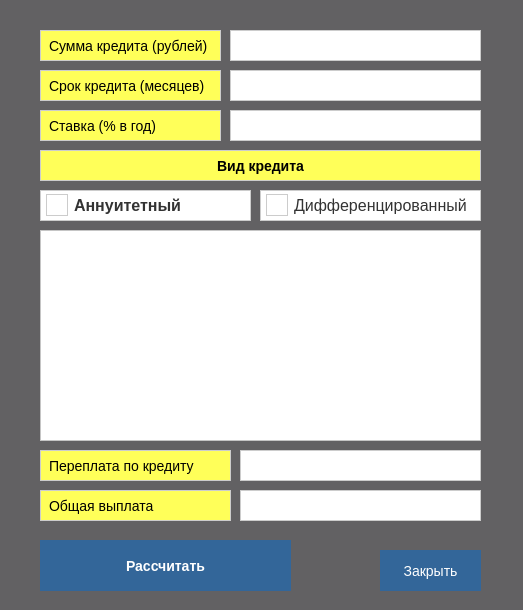
Above: src/Calculator/calculator/view/calculator/credit.ui from HV220/SmartCalculator before the change. Below: the same form after it.
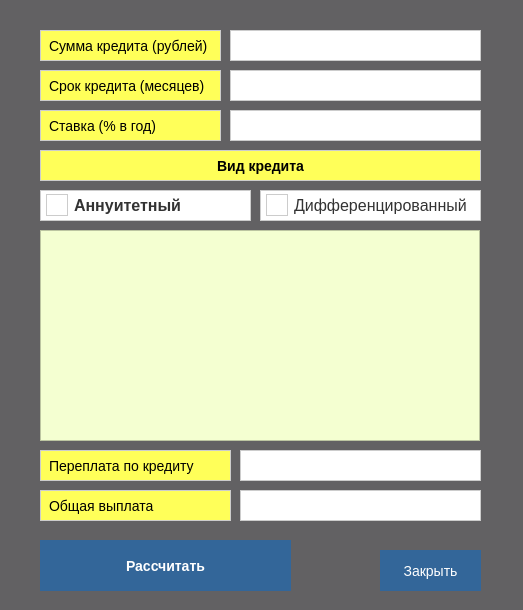
That is the form after the change.

What changed in the file:
```diff
--- a/src/Calculator/calculator/view/calculator/credit.ui
+++ b/src/Calculator/calculator/view/calculator/credit.ui
@@ -10,6 +10,12 @@
     <height>610</height>
    </rect>
   </property>
+  <property name="sizePolicy">
+   <sizepolicy hsizetype="Ignored" vsizetype="Ignored">
+    <horstretch>0</horstretch>
+    <verstretch>0</verstretch>
+   </sizepolicy>
+  </property>
   <property name="minimumSize">
    <size>
     <width>523</width>
@@ -1087,100 +1093,62 @@
     <rect>
      <x>40</x>
      <y>230</y>
-     <width>441</width>
+     <width>440</width>
      <height>211</height>
     </rect>
    </property>
+   <property name="sizePolicy">
+    <sizepolicy hsizetype="Preferred" vsizetype="Preferred">
+     <horstretch>0</horstretch>
+     <verstretch>0</verstretch>
+    </sizepolicy>
+   </property>
+   <property name="minimumSize">
+    <size>
+     <width>440</width>
+     <height>211</height>
+    </size>
+   </property>
+   <property name="maximumSize">
+    <size>
+     <width>440</width>
+     <height>0</height>
+    </size>
+   </property>
+   <property name="sizeIncrement">
+    <size>
+     <width>440</width>
+     <height>211</height>
+    </size>
+   </property>
+   <property name="baseSize">
+    <size>
+     <width>440</width>
+     <height>211</height>
+    </size>
+   </property>
+   <property name="font">
+    <font>
+     <family>Arial</family>
+     <pointsize>-1</pointsize>
+     <weight>50</weight>
+     <italic>false</italic>
+     <bold>false</bold>
+    </font>
+   </property>
+   <property name="layoutDirection">
+    <enum>Qt::LeftToRight</enum>
+   </property>
    <property name="styleSheet">
     <string notr="true">QTableWidget {
     font: 14px Arial;
     color: #333333;
-    background-color: #ffffff;
-}
-
-QTableWidget::item {
-    padding: 5px;
-    border-bottom: 1px solid #cccccc;
-}
-
-QTableWidget::item:selected {
-    background-color: #336699;
-    color: #ffffff;
-}
-
-QTableWidget::item:hover {
-    background-color: #dddddd;
-}
-
-QHeaderView {
-    font-weight: bold;
-    background-color: #f2f2f2;
-    border-bottom: 1px solid #cccccc;
-    padding: 5px;
-}
-
-QHeaderView::section {
-    background-color: #f2f2f2;
-    border-right: 1px solid #cccccc;
-    border-bottom: 1px solid #cccccc;
-}
-
-QScrollBar:vertical {
-    border: none;
-    background: #ffffff;
-    width: 14px;
-    margin: 0px 0px 0px 0px;
-}
-
-QScrollBar::handle:vertical {
-    background-color: #cccccc;
-    min-height: 20px;
-}
-
-QScrollBar::add-line:vertical {
-    border: none;
-    background-color: transparent;
-    height: 0px;
-    subcontrol-position: bottom;
-    subcontrol-origin: margin;
-}
-
-QScrollBar::sub-line:vertical {
-    border: none;
-    background-color: transparent;
-    height: 0px;
-    subcontrol-position: top;
-    subcontrol-origin: margin;
-}
-
-QScrollBar:horizontal {
-    border: none;
-    background: #ffffff;
-    height: 14px;
-    margin: 0px 0px 0px 0px;
-}
-
-QScrollBar::handle:horizontal {
-    background-color: #cccccc;
-    min-width: 20px;
-}
-
-QScrollBar::add-line:horizontal {
-    border: none;
-    background-color: transparent;
-    width: 0px;
-    subcontrol-position: right;
-    subcontrol-origin: margin;
-}
-
-QScrollBar::sub-line:horizontal {
-    border: none;
-    background-color: transparent;
-    width: 0px;
-    subcontrol-position: left;
-    subcontrol-origin: margin;
+    background-color: #F4FFD1;
 }</string>
    </property>
+   <property name="sortingEnabled">
+    <bool>false</bool>
+   </property>
   </widget>
   <zorder>interest_ratebool</zorder>
   <zorder>total_loan_amount</zorder>
```
